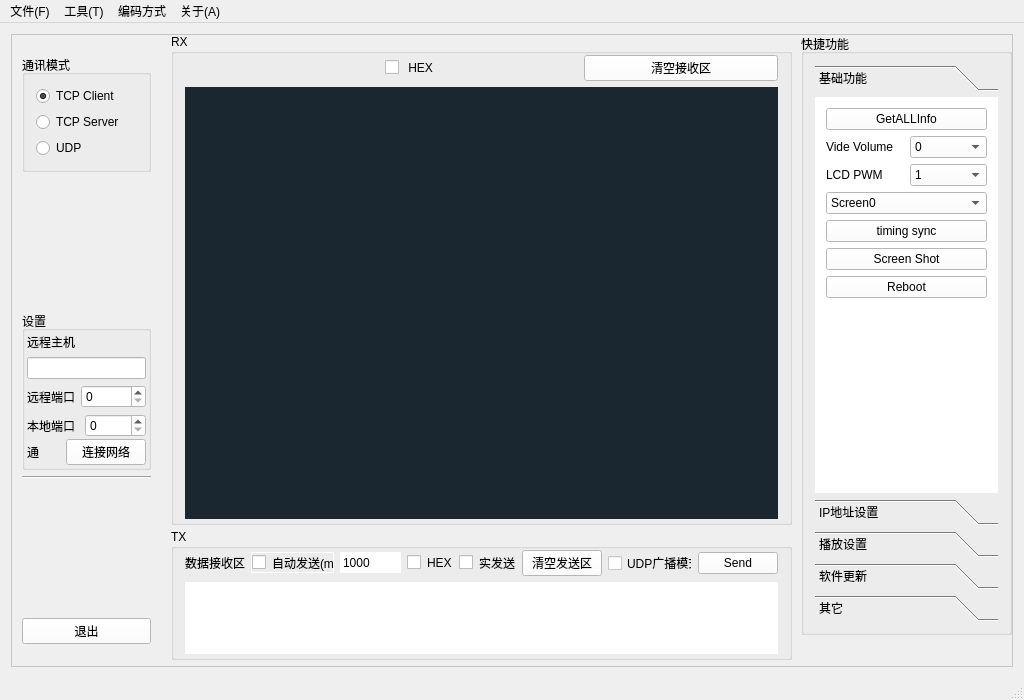
This is mainwindow.ui in 89093522/LSC_Debug as Qt 5 draws it before an edit. The edited form follows.
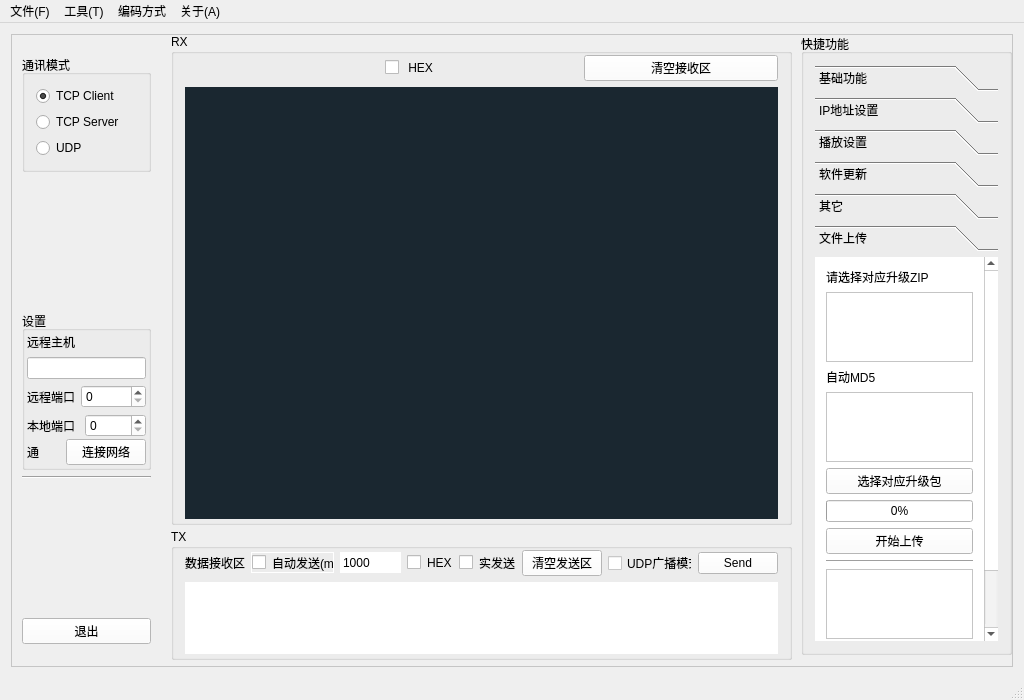
This is the edited form. The open tabs and pages were chosen to show the change.

Patch:
```diff
--- a/mainwindow.ui
+++ b/mainwindow.ui
@@ -418,7 +418,7 @@
          <x>790</x>
          <y>0</y>
          <width>211</width>
-         <height>601</height>
+         <height>621</height>
         </rect>
        </property>
        <property name="title">
@@ -438,8 +438,8 @@
             <rect>
              <x>0</x>
              <y>0</y>
-             <width>187</width>
-             <height>430</height>
+             <width>188</width>
+             <height>410</height>
             </rect>
            </property>
            <attribute name="label">
@@ -460,7 +460,7 @@
                 <item>
                  <widget class="QLabel" name="label_6">
                   <property name="text">
-                   <string>Vide Volume</string>
+                   <string>视频声音</string>
                   </property>
                  </widget>
                 </item>
@@ -530,7 +530,7 @@
                 <item>
                  <widget class="QLabel" name="label_7">
                   <property name="text">
-                   <string>LCD PWM</string>
+                   <string>屏幕亮度</string>
                   </property>
                  </widget>
                 </item>
@@ -591,47 +591,56 @@
                </layout>
               </item>
               <item>
-               <widget class="QComboBox" name="comboBox_3">
+               <layout class="QHBoxLayout" name="horizontalLayout_7">
                 <item>
                  <property name="text">
                   <string>Screen0</string>
                  </property>
                 </item>
                 <item>
-                 <property name="text">
-                  <string>Screen90</string>
-                 </property>
+                 <widget class="QComboBox" name="comboBox_3">
+                  <item>
+                   <property name="text">
+                    <string>Screen0</string>
+                   </property>
+                  </item>
+                  <item>
+                   <property name="text">
+                    <string>Screen90</string>
+                   </property>
+                  </item>
+                  <item>
+                   <property name="text">
+                    <string>Screen180</string>
+                   </property>
+                  </item>
+                  <item>
+                   <property name="text">
+                    <string>Screen270</string>
+                   </property>
+                  </item>
+                 </widget>
                 </item>
-                <item>
-                 <property name="text">
-                  <string>Screen180</string>
-                 </property>
-                </item>
-                <item>
-                 <property name="text">
-                  <string>Screen270</string>
-                 </property>
-                </item>
-               </widget>
+               </layout>
               </item>
               <item>
                <widget class="QPushButton" name="pushButton_3">
                 <property name="text">
-                 <string>timing sync</string>
+                 <string>校时</string>
                 </property>
                </widget>
               </item>
               <item>
                <widget class="QPushButton" name="pushButton_6">
                 <property name="text">
-                 <string>Screen Shot</string>
+                 <string>截屏</string>
                 </property>
                </widget>
               </item>
               <item>
                <widget class="QPushButton" name="pushButton_2">
                 <property name="text">
-                 <string>Reboot</string>
+                 <string>重启</string>
                 </property>
                </widget>
               </item>
@@ -1026,6 +1035,111 @@
             </item>
            </layout>
           </widget>
+          <widget class="QWidget" name="page">
+           <property name="geometry">
+            <rect>
+             <x>0</x>
+             <y>0</y>
+             <width>187</width>
+             <height>424</height>
+            </rect>
+           </property>
+           <attribute name="label">
+            <string>文件上传</string>
+           </attribute>
+           <layout class="QVBoxLayout" name="verticalLayout_13">
+            <item>
+             <layout class="QVBoxLayout" name="verticalLayout_12">
+              <item>
+               <widget class="QLabel" name="label_15">
+                <property name="text">
+                 <string>请选择对应升级ZIP</string>
+                </property>
+               </widget>
+              </item>
+              <item>
+               <widget class="QTextEdit" name="textEdit_ftp">
+                <property name="readOnly">
+                 <bool>true</bool>
+                </property>
+               </widget>
+              </item>
+              <item>
+               <widget class="QLabel" name="label_16">
+                <property name="text">
+                 <string>自动MD5</string>
+                </property>
+               </widget>
+              </item>
+              <item>
+               <widget class="QTextEdit" name="textEdit_md5">
+                <property name="readOnly">
+                 <bool>true</bool>
+                </property>
+               </widget>
+              </item>
+              <item>
+               <widget class="QPushButton" name="pushButton_ftp_choose">
+                <property name="text">
+                 <string>选择对应升级包</string>
+                </property>
+               </widget>
+              </item>
+              <item>
+               <widget class="QProgressBar" name="progressBar_ftp">
+                <property name="value">
+                 <number>0</number>
+                </property>
+               </widget>
+              </item>
+              <item>
+               <widget class="QPushButton" name="pushButton_upload">
+                <property name="text">
+                 <string>开始上传</string>
+                </property>
+               </widget>
+              </item>
+              <item>
+               <widget class="Line" name="line_3">
+                <property name="orientation">
+                 <enum>Qt::Horizontal</enum>
+                </property>
+               </widget>
+              </item>
+              <item>
+               <widget class="QTextEdit" name="textEdit_ftp_info"/>
+              </item>
+              <item>
+               <widget class="QPushButton" name="pushButton_14">
+                <property name="text">
+                 <string>发送校验解压命令</string>
+                </property>
+               </widget>
+              </item>
+              <item>
+               <widget class="QPushButton" name="pushButton_15">
+                <property name="text">
+                 <string>接到Finsh Code0 重启</string>
+                </property>
+               </widget>
+              </item>
+              <item>
+               <spacer name="verticalSpacer_10">
+                <property name="orientation">
+                 <enum>Qt::Vertical</enum>
+                </property>
+                <property name="sizeHint" stdset="0">
+                 <size>
+                  <width>20</width>
+                  <height>40</height>
+                 </size>
+                </property>
+               </spacer>
+              </item>
+             </layout>
+            </item>
+           </layout>
+          </widget>
          </widget>
         </item>
        </layout>
```
Left out of the diff: 61 changed lines with no effect on the pictures.
